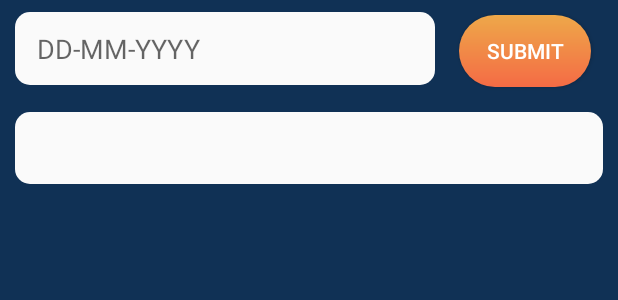
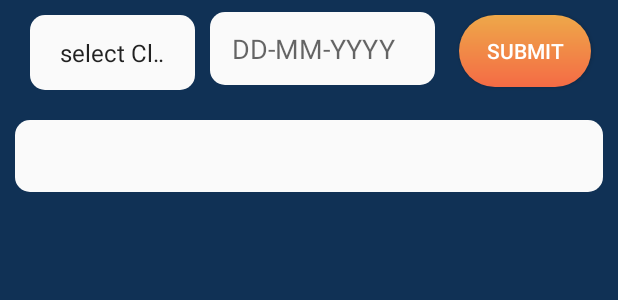
Before and after one commit to tanmayrajDTU/Attendance-App, an Android app: the layout activity_adminattendance.xml on its own in the app's theme, with its tools: preview values and no code run, on a phone screen of 412 x 824 dp. Shown: the top 300 px of the screen. Run offline under Robolectric (Android 15) with nearby library versions, the phone set to English and light mode, and no system bars.

Commit message:
admin able to print all attendance branch wise

```diff
--- a/app/src/main/java/com/example/ATMS/activities/adminattendance.java
+++ b/app/src/main/java/com/example/ATMS/activities/adminattendance.java
@@ -7,6 +7,7 @@ import android.view.View;
 import android.widget.ArrayAdapter;
 import android.widget.EditText;
 import android.widget.ListView;
+import android.widget.Spinner;
 import android.widget.Toast;
 
 import com.google.firebase.database.DataSnapshot;
@@ -21,6 +22,8 @@ import java.util.ArrayList;
 public class adminattendance extends AppCompatActivity {
     ListView listView;
     String sid, teacher_id;
+    Spinner class_name;
+    String classes;
 
 
     EditText date;
@@ -37,6 +40,7 @@ public class adminattendance extends AppCompatActivity {
         setContentView(R.layout.activity_adminattendance);
 
         listView = (ListView) findViewById(R.id.list);
+        class_name = (Spinner) findViewById(R.id.spinner13);
         date = (EditText) findViewById(R.id.date);
         //teacher_id = "Tanmay";
     }
@@ -44,9 +48,9 @@ public class adminattendance extends AppCompatActivity {
 
         Userlist.clear();
         dbStudent = ref.child("Student");
-        //it is able to print all the attendance branch after branch
-        //branch selector still left
-        dbStudent.orderByChild("classes").addListenerForSingleValueEvent(new ValueEventListener() {
+        //Admin is now able to print all the attendance branch wise
+        classes = class_name.getSelectedItem().toString();
+        dbStudent.orderByChild("classes").equalTo(classes).addListenerForSingleValueEvent(new ValueEventListener() {
             @Override
             public void onDataChange(DataSnapshot dataSnapshot) {
                 for (DataSnapshot dsp : dataSnapshot.getChildren()) {
--- a/app/src/main/res/layout/activity_adminattendance.xml
+++ b/app/src/main/res/layout/activity_adminattendance.xml
@@ -15,6 +15,21 @@
         android:id="@+id/editlayout"
         android:layout_below="@id/ftoolbar"
         android:layout_weight="5">
+        <Spinner
+            android:id="@+id/spinner13"
+            android:background="@drawable/spinner"
+            android:textColor="#2B2727"
+            android:layout_width="110dp"
+            android:layout_height="50dp"
+            android:layout_marginBottom="8dp"
+            android:layout_marginTop="8dp"
+            android:entries="@array/classes"
+            android:layout_margin="10dp"
+            app:layout_constraintBottom_toBottomOf="parent"
+            app:layout_constraintTop_toTopOf="parent"
+            app:layout_constraintVertical_bias="0.0"
+            tools:layout_editor_absoluteX="8dp"
+        />
         <EditText
             android:id="@+id/date"
             android:background="@drawable/date"
```
Also changed, not shown: 33 other files.
